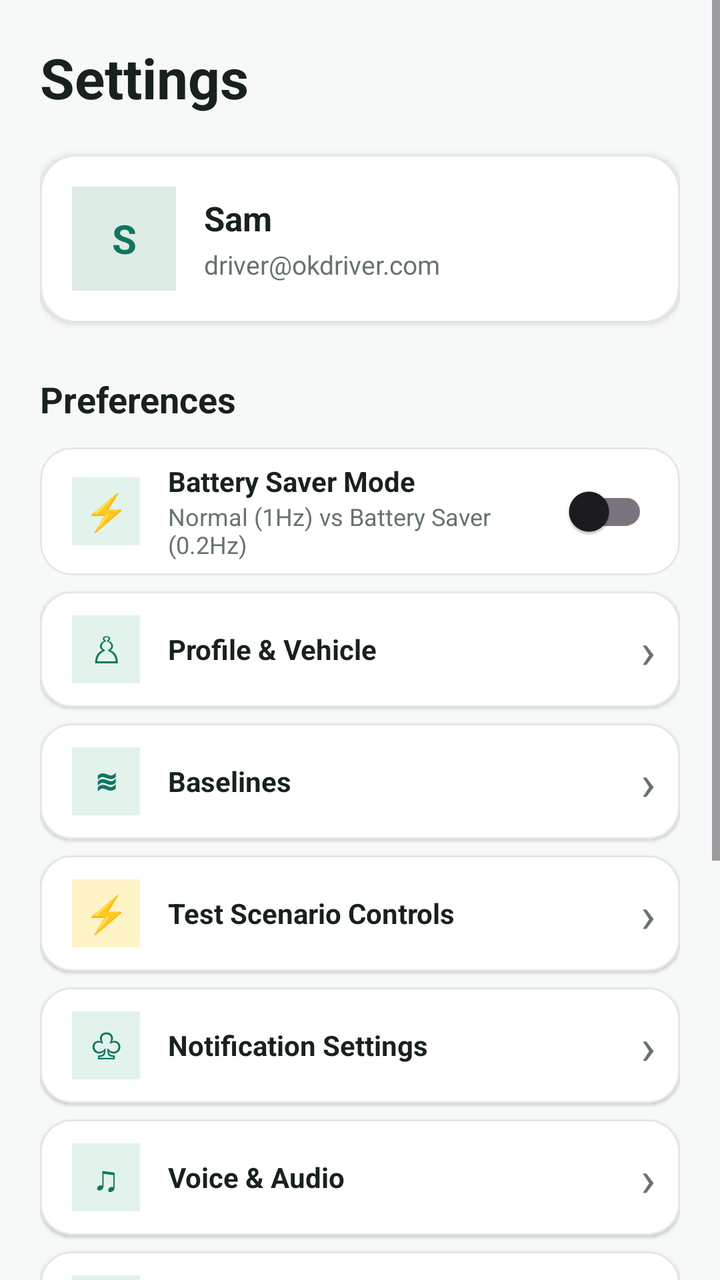
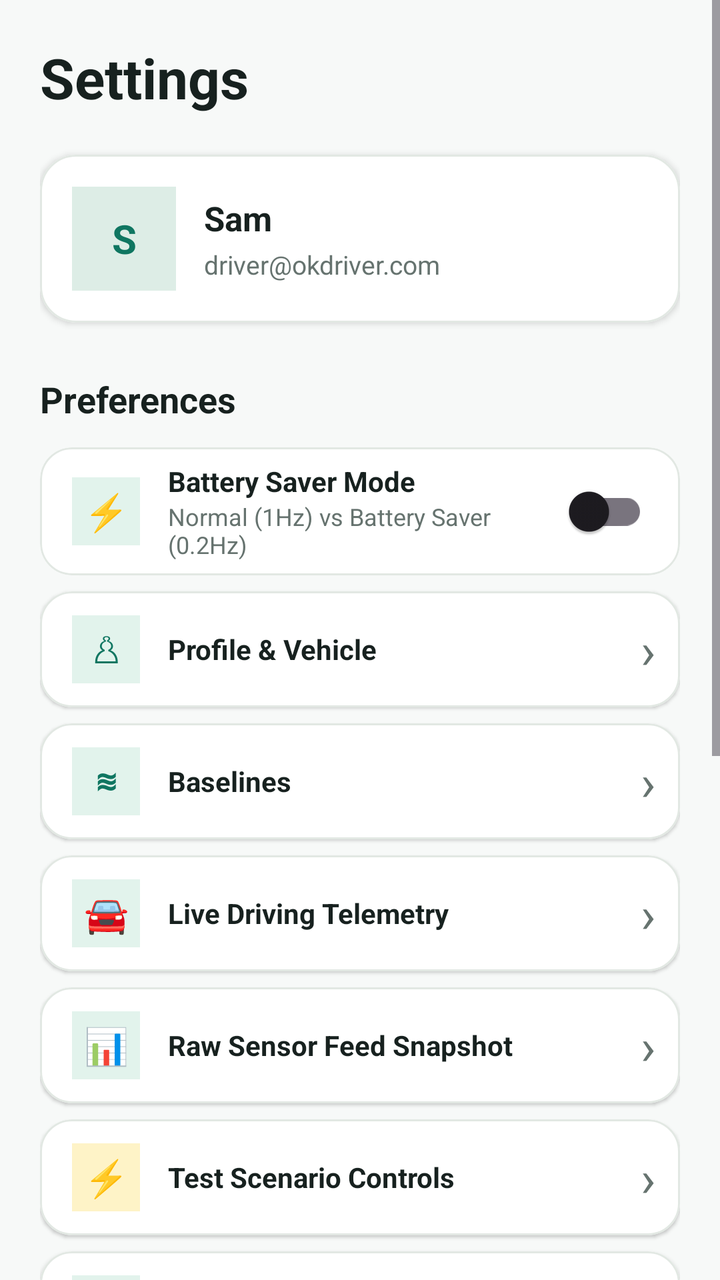

Two renders of the same Android screen: before a commit and after it. Below are the layout's source before the change and the commit's diff.
<!-- AndroidManifest.xml: application theme Theme.OKDrivers -->
<!-- res/layout/fragment_settings.xml -->
<?xml version="1.0" encoding="utf-8"?>
<ScrollView
    xmlns:android="http://schemas.android.com/apk/res/android"
    xmlns:app="http://schemas.android.com/apk/res-auto"
    android:layout_width="match_parent"
    android:layout_height="match_parent"
    android:background="@color/ok_bg"
    android:fillViewport="true">

    <LinearLayout
        android:layout_width="match_parent"
        android:layout_height="wrap_content"
        android:orientation="vertical"
        android:padding="20dp">

        
        
        

        <TextView
            android:id="@+id/tvSettingsTitle"
            android:layout_width="wrap_content"
            android:layout_height="wrap_content"
            android:text="Settings"
            android:textColor="@color/ok_text"
            android:textSize="28sp"
            android:textStyle="bold" />


        
        
        

        <com.google.android.material.card.MaterialCardView
            android:id="@+id/cardProfile"
            android:layout_width="match_parent"
            android:layout_height="wrap_content"
            android:layout_marginTop="20dp"
            app:cardBackgroundColor="@color/white"
            app:cardCornerRadius="18dp"
            app:cardElevation="2dp"
            app:strokeColor="#E2E8E3"
            app:strokeWidth="1dp">

            <LinearLayout
                android:layout_width="match_parent"
                android:layout_height="wrap_content"
                android:orientation="horizontal"
                android:gravity="center_vertical"
                android:padding="16dp">

                

                <TextView
                    android:id="@+id/tvProfileInitial"
                    android:layout_width="52dp"
                    android:layout_height="52dp"
                    android:background="#DDEDE6"
                    android:gravity="center"
                    android:text="S"
                    android:textColor="@color/ok_green"
                    android:textSize="20sp"
                    android:textStyle="bold" />

                <LinearLayout
                    android:layout_width="0dp"
                    android:layout_height="wrap_content"
                    android:layout_weight="1"
                    android:layout_marginStart="14dp"
                    android:orientation="vertical">

                    <TextView
                        android:id="@+id/tvProfileName"
                        android:layout_width="wrap_content"
                        android:layout_height="wrap_content"
                        android:text="Sam"
                        android:textColor="@color/ok_text"
                        android:textSize="17sp"
                        android:textStyle="bold" />

                    <TextView
                        android:id="@+id/tvProfileEmail"
                        android:layout_width="wrap_content"
                        android:layout_height="wrap_content"
                        android:layout_marginTop="3dp"
                        android:text="driver@okdriver.com"
                        android:textColor="@color/ok_secondary"
                        android:textSize="13sp" />

                </LinearLayout>

            </LinearLayout>

        </com.google.android.material.card.MaterialCardView>


        
        
        

        <TextView
            android:id="@+id/tvSettingsSection"
            android:layout_width="wrap_content"
            android:layout_height="wrap_content"
            android:layout_marginTop="26dp"
            android:text="Preferences"
            android:textColor="@color/ok_text"
            android:textSize="18sp"
            android:textStyle="bold" />


        
        
        

        <com.google.android.material.card.MaterialCardView
            android:id="@+id/cardSamplingRate"
            android:layout_width="match_parent"
            android:layout_height="wrap_content"
            android:layout_marginTop="12dp"
            app:cardBackgroundColor="@color/white"
            app:cardCornerRadius="16dp"
            app:cardElevation="1dp"
            app:strokeColor="#E2E8E3"
            app:strokeWidth="1dp">

            <LinearLayout
                android:layout_width="match_parent"
                android:layout_height="64dp"
                android:gravity="center_vertical"
                android:orientation="horizontal"
                android:paddingStart="16dp"
                android:paddingEnd="16dp">

                <TextView
                    android:layout_width="34dp"
                    android:layout_height="34dp"
                    android:background="#E2F3EC"
                    android:gravity="center"
                    android:text="⚡"
                    android:textColor="@color/ok_green"
                    android:textSize="18sp" />

                <LinearLayout
                    android:layout_width="0dp"
                    android:layout_height="wrap_content"
                    android:layout_weight="1"
                    android:layout_marginStart="14dp"
                    android:orientation="vertical">

                    <TextView
                        android:layout_width="wrap_content"
                        android:layout_height="wrap_content"
                        android:text="Battery Saver Mode"
                        android:textColor="@color/ok_text"
                        android:textSize="14sp"
                        android:textStyle="bold" />

                    <TextView
                        android:id="@+id/tvSamplingRateDesc"
                        android:layout_width="wrap_content"
                        android:layout_height="wrap_content"
                        android:text="Normal (1Hz) vs Battery Saver (0.2Hz)"
                        android:textColor="@color/ok_secondary"
                        android:textSize="12sp" />

                </LinearLayout>

                <androidx.appcompat.widget.SwitchCompat
                    android:id="@+id/switchBatterySaver"
                    android:layout_width="wrap_content"
                    android:layout_height="wrap_content" />

            </LinearLayout>

        </com.google.android.material.card.MaterialCardView>


        
        
        

        <com.google.android.material.card.MaterialCardView
            android:id="@+id/cardProfileVehicle"
            android:layout_width="match_parent"
            android:layout_height="wrap_content"
            android:layout_marginTop="8dp"
            app:cardBackgroundColor="@color/white"
            app:cardCornerRadius="16dp"
            app:cardElevation="1dp"
            app:strokeColor="#E2E8E3"
            app:strokeWidth="1dp">

            <LinearLayout
                android:layout_width="match_parent"
                android:layout_height="58dp"
                android:gravity="center_vertical"
                android:orientation="horizontal"
                android:paddingStart="16dp"
                android:paddingEnd="12dp">

                <TextView
                    android:layout_width="34dp"
                    android:layout_height="34dp"
                    android:background="#E2F3EC"
                    android:gravity="center"
                    android:text="♙"
                    android:textColor="@color/ok_green"
                    android:textSize="18sp" />

                <TextView
                    android:layout_width="0dp"
                    android:layout_height="wrap_content"
                    android:layout_weight="1"
                    android:layout_marginStart="14dp"
                    android:text="Profile &amp; Vehicle"
                    android:textColor="@color/ok_text"
                    android:textSize="14sp"
                    android:textStyle="bold" />

                <TextView
                    android:layout_width="wrap_content"
                    android:layout_height="wrap_content"
                    android:text="›"
                    android:textColor="@color/ok_secondary"
                    android:textSize="25sp" />

            </LinearLayout>

        </com.google.android.material.card.MaterialCardView>


        
        
        

        <com.google.android.material.card.MaterialCardView
            android:id="@+id/cardBaselines"
            android:layout_width="match_parent"
            android:layout_height="wrap_content"
            android:layout_marginTop="8dp"
            app:cardBackgroundColor="@color/white"
            app:cardCornerRadius="16dp"
            app:cardElevation="1dp"
            app:strokeColor="#E2E8E3"
            app:strokeWidth="1dp">

            <LinearLayout
                android:layout_width="match_parent"
                android:layout_height="58dp"
                android:gravity="center_vertical"
                android:orientation="horizontal"
                android:paddingStart="16dp"
                android:paddingEnd="12dp">

                <TextView
                    android:layout_width="34dp"
                    android:layout_height="34dp"
                    android:background="#E2F3EC"
                    android:gravity="center"
                    android:text="≋"
                    android:textColor="@color/ok_green"
                    android:textSize="18sp"
                    android:textStyle="bold" />

                <TextView
                    android:layout_width="0dp"
                    android:layout_height="wrap_content"
                    android:layout_weight="1"
                    android:layout_marginStart="14dp"
                    android:text="Baselines"
                    android:textColor="@color/ok_text"
                    android:textSize="14sp"
                    android:textStyle="bold" />

                <TextView
                    android:layout_width="wrap_content"
                    android:layout_height="wrap_content"
                    android:text="›"
                    android:textColor="@color/ok_secondary"
                    android:textSize="25sp" />

            </LinearLayout>

        </com.google.android.material.card.MaterialCardView>


        
        
        

        <com.google.android.material.card.MaterialCardView
            android:id="@+id/cardTestControls"
            android:layout_width="match_parent"
            android:layout_height="wrap_content"
            android:layout_marginTop="8dp"
            app:cardBackgroundColor="@color/white"
            app:cardCornerRadius="16dp"
            app:cardElevation="1dp"
            app:strokeColor="#E2E8E3"
            app:strokeWidth="1dp">

            <LinearLayout
                android:layout_width="match_parent"
                android:layout_height="58dp"
                android:gravity="center_vertical"
                android:orientation="horizontal"
                android:paddingStart="16dp"
                android:paddingEnd="12dp">

                <TextView
                    android:layout_width="34dp"
                    android:layout_height="34dp"
                    android:background="#FEF3C7"
                    android:gravity="center"
                    android:text="⚡"
                    android:textColor="@color/ok_orange"
                    android:textSize="18sp"
                    android:textStyle="bold" />

                <TextView
                    android:layout_width="0dp"
                    android:layout_height="wrap_content"
                    android:layout_weight="1"
                    android:layout_marginStart="14dp"
                    android:text="Test Scenario Controls"
                    android:textColor="@color/ok_text"
                    android:textSize="14sp"
                    android:textStyle="bold" />

                <TextView
                    android:layout_width="wrap_content"
                    android:layout_height="wrap_content"
                    android:text="›"
                    android:textColor="@color/ok_secondary"
                    android:textSize="25sp" />

            </LinearLayout>

        </com.google.android.material.card.MaterialCardView>


        
        
        

        <com.google.android.material.card.MaterialCardView
            android:id="@+id/cardNotifications"
            android:layout_width="match_parent"
            android:layout_height="wrap_content"
            android:layout_marginTop="8dp"
            app:cardBackgroundColor="@color/white"
            app:cardCornerRadius="16dp"
            app:cardElevation="1dp"
            app:strokeColor="#E2E8E3"
            app:strokeWidth="1dp">

            <LinearLayout
                android:layout_width="match_parent"
                android:layout_height="58dp"
                android:gravity="center_vertical"
                android:orientation="horizontal"
                android:paddingStart="16dp"
                android:paddingEnd="12dp">

                <TextView
                    android:layout_width="34dp"
                    android:layout_height="34dp"
                    android:background="#E2F3EC"
                    android:gravity="center"
                    android:text="♧"
                    android:textColor="@color/ok_green"
                    android:textSize="18sp" />

                <TextView
                    android:layout_width="0dp"
                    android:layout_height="wrap_content"
                    android:layout_weight="1"
                    android:layout_marginStart="14dp"
                    android:text="Notification Settings"
                    android:textColor="@color/ok_text"
                    android:textSize="14sp"
                    android:textStyle="bold" />

                <TextView
                    android:layout_width="wrap_content"
                    android:layout_height="wrap_content"
                    android:text="›"
                    android:textColor="@color/ok_secondary"
                    android:textSize="25sp" />

            </LinearLayout>

        </com.google.android.material.card.MaterialCardView>


        
        
        

        <com.google.android.material.card.MaterialCardView
            android:id="@+id/cardVoiceAudio"
            android:layout_width="match_parent"
            android:layout_height="wrap_content"
            android:layout_marginTop="8dp"
            app:cardBackgroundColor="@color/white"
            app:cardCornerRadius="16dp"
            app:cardElevation="1dp"
            app:strokeColor="#E2E8E3"
            app:strokeWidth="1dp">

            <LinearLayout
                android:layout_width="match_parent"
                android:layout_height="58dp"
                android:gravity="center_vertical"
                android:orientation="horizontal"
                android:paddingStart="16dp"
                android:paddingEnd="12dp">

                <TextView
                    android:layout_width="34dp"
                    android:layout_height="34dp"
                    android:background="#E2F3EC"
                    android:gravity="center"
                    android:text="♫"
                    android:textColor="@color/ok_green"
                    android:textSize="18sp" />

                <TextView
                    android:layout_width="0dp"
                    android:layout_height="wrap_content"
                    android:layout_weight="1"
                    android:layout_marginStart="14dp"
                    android:text="Voice &amp; Audio"
                    android:textColor="@color/ok_text"
                    android:textSize="14sp"
                    android:textStyle="bold" />

                <TextView
                    android:layout_width="wrap_content"
                    android:layout_height="wrap_content"
                    android:text="›"
                    android:textColor="@color/ok_secondary"
                    android:textSize="25sp" />

            </LinearLayout>

        </com.google.android.material.card.MaterialCardView>


        
        
        

        <com.google.android.material.card.MaterialCardView
            android:id="@+id/cardPrivacy"
            android:layout_width="match_parent"
            android:layout_height="wrap_content"
            android:layout_marginTop="8dp"
            app:cardBackgroundColor="@color/white"
            app:cardCornerRadius="16dp"
            app:cardElevation="1dp"
            app:strokeColor="#E2E8E3"
            app:strokeWidth="1dp">

            <LinearLayout
                android:layout_width="match_parent"
                android:layout_height="58dp"
                android:gravity="center_vertical"
                android:orientation="horizontal"
                android:paddingStart="16dp"
                android:paddingEnd="12dp">

                <TextView
                    android:layout_width="34dp"
                    android:layout_height="34dp"
                    android:background="#E2F3EC"
                    android:gravity="center"
                    android:text="◆"
                    android:textColor="@color/ok_green"
                    android:textSize="15sp" />

                <TextView
                    android:layout_width="0dp"
                    android:layout_height="wrap_content"
                    android:layout_weight="1"
                    android:layout_marginStart="14dp"
                    android:text="Privacy &amp; Security"
                    android:textColor="@color/ok_text"
                    android:textSize="14sp"
                    android:textStyle="bold" />

                <TextView
                    android:layout_width="wrap_content"
                    android:layout_height="wrap_content"
                    android:text="›"
                    android:textColor="@color/ok_secondary"
                    android:textSize="25sp" />

            </LinearLayout>

        </com.google.android.material.card.MaterialCardView>


        
        
        

        <com.google.android.material.card.MaterialCardView
            android:id="@+id/cardAbout"
            android:layout_width="match_parent"
            android:layout_height="wrap_content"
            android:layout_marginTop="8dp"
            app:cardBackgroundColor="@color/white"
            app:cardCornerRadius="16dp"
            app:cardElevation="1dp"
            app:strokeColor="#E2E8E3"
            app:strokeWidth="1dp">

            <LinearLayout
                android:layout_width="match_parent"
                android:layout_height="58dp"
                android:gravity="center_vertical"
                android:orientation="horizontal"
                android:paddingStart="16dp"
                android:paddingEnd="12dp">

                <TextView
                    android:layout_width="34dp"
                    android:layout_height="34dp"
                    android:background="#E2F3EC"
                    android:gravity="center"
                    android:text="i"
                    android:textColor="@color/ok_green"
                    android:textSize="18sp"
                    android:textStyle="bold" />

                <TextView
                    android:layout_width="0dp"
                    android:layout_height="wrap_content"
                    android:layout_weight="1"
                    android:layout_marginStart="14dp"
                    android:text="About"
                    android:textColor="@color/ok_text"
                    android:textSize="14sp"
                    android:textStyle="bold" />

                <TextView
                    android:layout_width="wrap_content"
                    android:layout_height="wrap_content"
                    android:text="›"
                    android:textColor="@color/ok_secondary"
                    android:textSize="25sp" />

            </LinearLayout>

        </com.google.android.material.card.MaterialCardView>


        
        
        

        <com.google.android.material.button.MaterialButton
            android:id="@+id/btnLogout"
            android:layout_width="match_parent"
            android:layout_height="54dp"
            android:layout_marginTop="28dp"
            android:layout_marginBottom="100dp"
            android:text="Log Out"
            android:textAllCaps="false"
            android:textColor="@color/white"
            android:textSize="14sp"
            app:backgroundTint="@color/ok_text"
            app:cornerRadius="27dp" />

    </LinearLayout>

</ScrollView>
<!-- resources referenced by this layout -->
<resources>
  <color name="ok_bg">#F7F9F8</color>
  <color name="ok_green">#0F7661</color>
  <color name="ok_orange">#F59E0B</color>
  <color name="ok_secondary">#66736F</color>
  <color name="ok_text">#17211F</color>
  <color name="white">#FFFFFFFF</color>
  <style name="Theme.OKDrivers" parent="Base.Theme.OKDrivers" />
  <style name="Base.Theme.OKDrivers" parent="Theme.Material3.DayNight.NoActionBar">
          
          
      </style>
</resources>

<!-- the commit's change to res/layout/fragment_settings.xml (unified diff, before → after) -->
@@ -269,6 +269,114 @@
                     android:layout_weight="1"
                     android:layout_marginStart="14dp"
                     android:text="Baselines"
+                    android:textColor="@color/ok_text"
+                    android:textSize="14sp"
+                    android:textStyle="bold" />
+
+                <TextView
+                    android:layout_width="wrap_content"
+                    android:layout_height="wrap_content"
+                    android:text="›"
+                    android:textColor="@color/ok_secondary"
+                    android:textSize="25sp" />
+
+            </LinearLayout>
+
+        </com.google.android.material.card.MaterialCardView>
+
+
+        
+        
+        
+
+        <com.google.android.material.card.MaterialCardView
+            android:id="@+id/cardLiveDriving"
+            android:layout_width="match_parent"
+            android:layout_height="wrap_content"
+            android:layout_marginTop="8dp"
+            app:cardBackgroundColor="@color/white"
+            app:cardCornerRadius="16dp"
+            app:cardElevation="1dp"
+            app:strokeColor="#E2E8E3"
+            app:strokeWidth="1dp">
+
+            <LinearLayout
+                android:layout_width="match_parent"
+                android:layout_height="58dp"
+                android:gravity="center_vertical"
+                android:orientation="horizontal"
+                android:paddingStart="16dp"
+                android:paddingEnd="12dp">
+
+                <TextView
+                    android:layout_width="34dp"
+                    android:layout_height="34dp"
+                    android:background="#E2F3EC"
+                    android:gravity="center"
+                    android:text="🚘"
+                    android:textColor="@color/ok_green"
+                    android:textSize="18sp" />
+
+                <TextView
+                    android:layout_width="0dp"
+                    android:layout_height="wrap_content"
+                    android:layout_weight="1"
+                    android:layout_marginStart="14dp"
+                    android:text="Live Driving Telemetry"
+                    android:textColor="@color/ok_text"
+                    android:textSize="14sp"
+                    android:textStyle="bold" />
+
+                <TextView
+                    android:layout_width="wrap_content"
+                    android:layout_height="wrap_content"
+                    android:text="›"
+                    android:textColor="@color/ok_secondary"
+                    android:textSize="25sp" />
+
+            </LinearLayout>
+
+        </com.google.android.material.card.MaterialCardView>
+
+
+        
+        
+        
+
+        <com.google.android.material.card.MaterialCardView
+            android:id="@+id/cardSensorData"
+            android:layout_width="match_parent"
+            android:layout_height="wrap_content"
+            android:layout_marginTop="8dp"
+            app:cardBackgroundColor="@color/white"
+            app:cardCornerRadius="16dp"
+            app:cardElevation="1dp"
+            app:strokeColor="#E2E8E3"
+            app:strokeWidth="1dp">
+
+            <LinearLayout
+                android:layout_width="match_parent"
+                android:layout_height="58dp"
+                android:gravity="center_vertical"
+                android:orientation="horizontal"
+                android:paddingStart="16dp"
+                android:paddingEnd="12dp">
+
+                <TextView
+                    android:layout_width="34dp"
+                    android:layout_height="34dp"
+                    android:background="#E2F3EC"
+                    android:gravity="center"
+                    android:text="📊"
+                    android:textColor="@color/ok_green"
+                    android:textSize="18sp" />
+
+                <TextView
+                    android:layout_width="0dp"
+                    android:layout_height="wrap_content"
+                    android:layout_weight="1"
+                    android:layout_marginStart="14dp"
+                    android:text="Raw Sensor Feed Snapshot"
                     android:textColor="@color/ok_text"
                     android:textSize="14sp"
                     android:textStyle="bold" />
